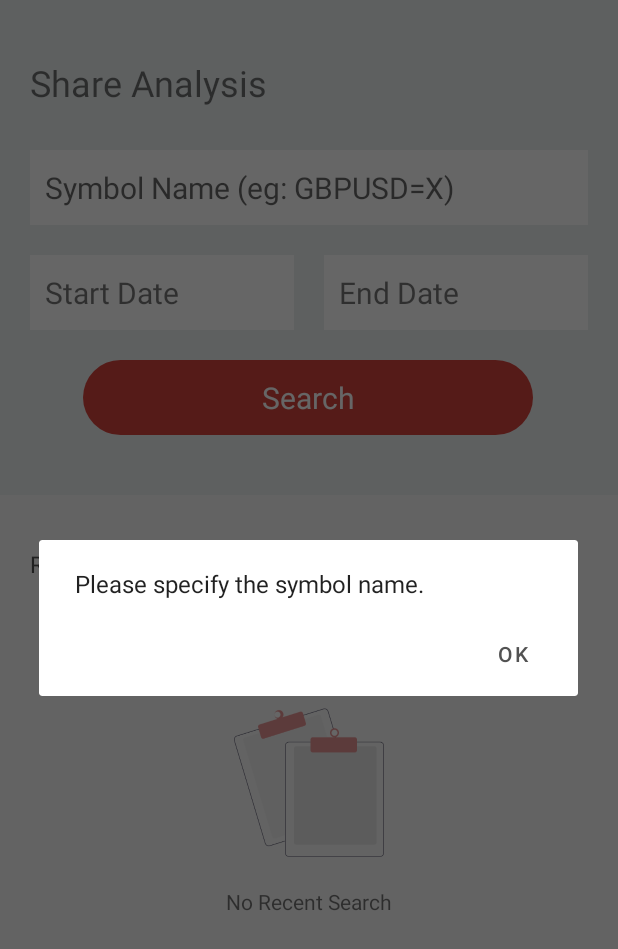
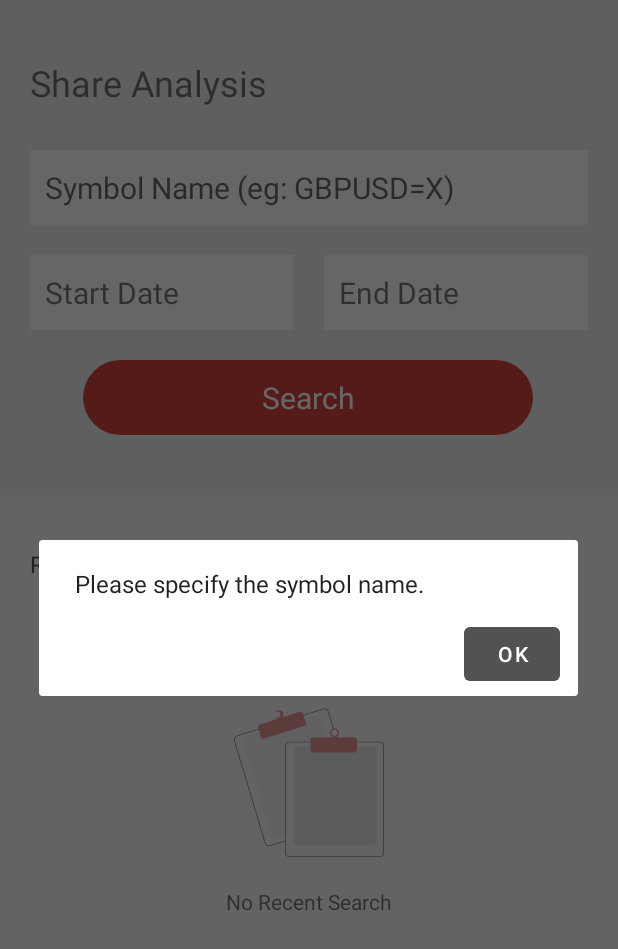
Before and after one commit to k-fin-2021/suf-cw-millions-app, an Android app: the screen it shows after launch (MainActivity), after a tap on "Search", on a phone screen of 412 x 824 dp. Shown: the top 949 px of the screen. Run offline under Robolectric (Android 15) with nearby library versions, the phone set to English and light mode, and no system bars; libraries missing offline, so code that uses them is left out: com.wdullaer.materialdatetimepicker.

Commit message:
[Fix] Fix the alert dialog issue.

```diff
--- a/app/src/main/java/uk/ac/kcl/sufcwmillionapplication/view/MainRecAdapter.java
+++ b/app/src/main/java/uk/ac/kcl/sufcwmillionapplication/view/MainRecAdapter.java
@@ -416,7 +416,17 @@ public class MainRecAdapter extends RecyclerView.Adapter<RecyclerView.ViewHolder
                 //DO Nothing;
             }
         });
-        builder.show();
+        AlertDialog dialog = builder.create();
+        dialog.setOnShowListener(new DialogInterface.OnShowListener() {
+            @Override
+            public void onShow(DialogInterface dialogInterface) {
+                dialog.getButton(AlertDialog.BUTTON_POSITIVE)
+                        .setBackgroundColor(mContext.getResources().getColor(R.color.kcl_grey));
+                dialog.getButton(AlertDialog.BUTTON_POSITIVE)
+                        .setTextColor(mContext.getResources().getColor(R.color.white));
+            }
+        });
+        dialog.show();
     }
 
 }
```
Also changed, not shown: app/src/main/java/uk/ac/kcl/sufcwmillionapplication/activity/AnalysisActivity.java (+11 -1 lines).
